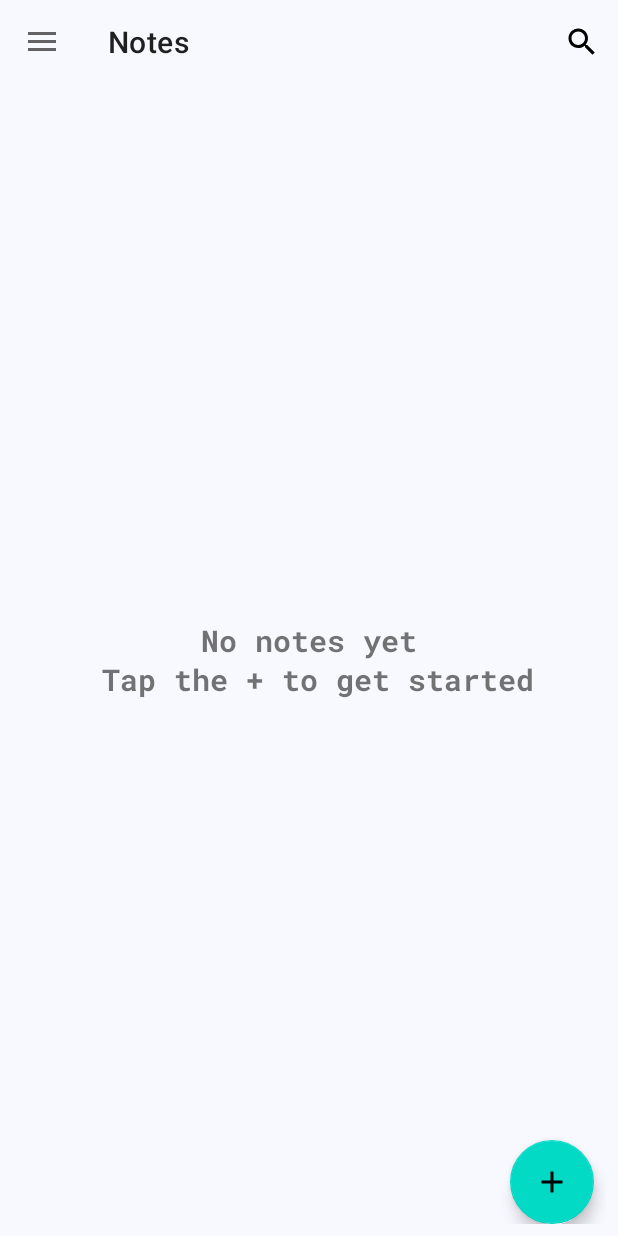
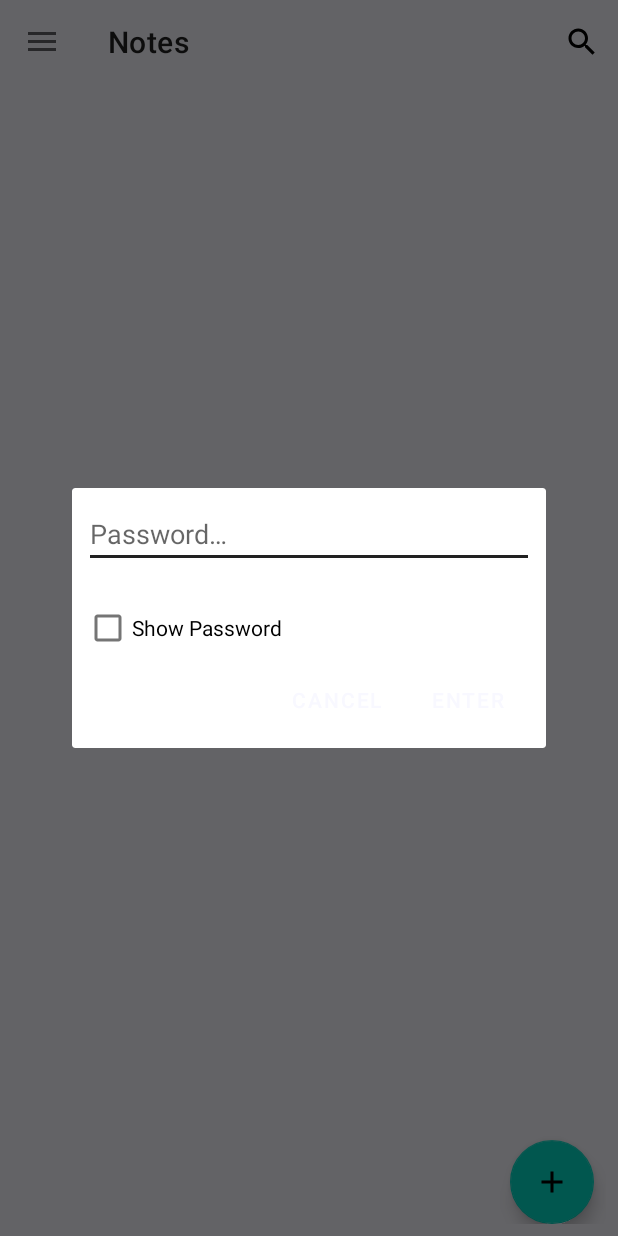
Before and after one commit to nsnikhil/Notes, an Android app: the fragment CreateFolderDialog placed in its activity, in the side drawer, after a tap on "Vault", on a phone screen of 412 x 824 dp. Run offline under Robolectric (Android 15) with nearby library versions, the phone set to English and light mode, and no system bars; our stand-ins replace EventBus, RxJava, Timber, navigation-ui; libraries missing offline, so code that uses them is left out: androidx.test.espresso, com.crashlytics.android, com.github.moduth.blockcanary, com.jakewharton.rxbinding2, com.rollbar.android and 3 more; pictures from the network do not load; Roboto replaces fonts that are not available here; 4 statements that could not run were skipped.

Commit message:
fix a lot of things

```diff
--- a/app/src/main/java/com/nrs/nsnik/notes/util/RvItemTouchHelper.kt
+++ b/app/src/main/java/com/nrs/nsnik/notes/util/RvItemTouchHelper.kt
@@ -24,11 +24,11 @@ class RvItemTouchHelper(private val mListener: ItemTouchListener) : ItemTouchHel
 
 
     override fun isLongPressDragEnabled(): Boolean {
-        return true
+        return false
     }
 
     override fun isItemViewSwipeEnabled(): Boolean {
-        return true
+        return false
     }
 
     /*
--- a/app/src/main/java/com/nrs/nsnik/notes/view/MainActivity.kt
+++ b/app/src/main/java/com/nrs/nsnik/notes/view/MainActivity.kt
@@ -24,6 +24,7 @@ import com.nrs.nsnik.notes.BuildConfig
 import com.nrs.nsnik.notes.MyApplication
 import com.nrs.nsnik.notes.R
 import com.nrs.nsnik.notes.util.idlingResource.SimpleIdlingResource
+import com.nrs.nsnik.notes.view.fragments.dialogFragments.PasswordDialogFragment
 import kotlinx.android.synthetic.main.activity_main.*
 
 
@@ -67,6 +68,7 @@ class MainActivity : AppCompatActivity() {
                 }
                 R.id.navItemVault -> {
                     mainDrawerLayout.closeDrawer(Gravity.START)
+                    PasswordDialogFragment().show(supportFragmentManager, "password")
                     return@setNavigationItemSelectedListener true
                 }
                 R.id.navItemSettings -> {
--- a/app/src/main/java/com/nrs/nsnik/notes/view/adapters/ImageAdapter.kt
+++ b/app/src/main/java/com/nrs/nsnik/notes/view/adapters/ImageAdapter.kt
@@ -55,6 +55,7 @@ class ImageAdapter(private val mFullScreen: Boolean) : ListAdapter<String, Image
     }
 
     override fun onBindViewHolder(holder: ImageAdapter.MyViewHolder, position: Int) {
+        Timber.d(getItem(position))
         glideRequestManager.load(File((context.applicationContext as MyApplication).rootFolder, getItem(position)))
                 .listener(object : RequestListener<Drawable> {
                     override fun onLoadFailed(e: GlideException?, model: Any, target: Target<Drawable>, isFirstResource: Boolean): Boolean {
@@ -104,7 +105,9 @@ class ImageAdapter(private val mFullScreen: Boolean) : ListAdapter<String, Image
             } else {
                 compositeDisposable.addAll(
                         RxView.clicks(remove).subscribe {
+                            if (adapterPosition != RecyclerView.NO_POSITION) {
 
+                            }
                         },
                         RxView.clicks(image).subscribe {
                             if (adapterPosition != RecyclerView.NO_POSITION) {
--- a/app/src/main/java/com/nrs/nsnik/notes/view/adapters/NotesAdapter.kt
+++ b/app/src/main/java/com/nrs/nsnik/notes/view/adapters/NotesAdapter.kt
@@ -281,7 +281,7 @@ class NotesAdapter(private val mContext: Context,
 
                     RxView.longClicks(itemView).subscribe({
                         if (adapterPosition != RecyclerView.NO_POSITION) {
-                            mNoteItemClickListener.onLongClick(adapterPosition, itemViewType)
+                            mNoteItemClickListener.onLongClick(adapterPosition, itemViewType, itemView)
                         }
                     }, { throwable -> Timber.d(throwable.message) })
             )
@@ -302,7 +302,7 @@ class NotesAdapter(private val mContext: Context,
                     },
                     RxView.longClicks(itemView).subscribe({
                         if (adapterPosition != RecyclerView.NO_POSITION) {
-                            mNoteItemClickListener.onLongClick(adapterPosition, itemViewType)
+                            mNoteItemClickListener.onLongClick(adapterPosition, itemViewType, itemView)
                         }
                     }, { throwable -> Timber.d(throwable.message) })
 
--- a/app/src/main/java/com/nrs/nsnik/notes/view/adapters/diffUtil/StringDiffUtil.kt
+++ b/app/src/main/java/com/nrs/nsnik/notes/view/adapters/diffUtil/StringDiffUtil.kt
@@ -5,11 +5,11 @@ import androidx.recyclerview.widget.DiffUtil
 class StringDiffUtil : DiffUtil.ItemCallback<String>() {
 
     override fun areItemsTheSame(oldItem: String, newItem: String): Boolean {
-        return false
+        return oldItem == newItem
     }
 
     override fun areContentsTheSame(oldItem: String, newItem: String): Boolean {
-        return false
+        return oldItem == newItem
     }
 
 }
--- a/app/src/main/java/com/nrs/nsnik/notes/view/fragments/dialogFragments/CreateFolderDialog.kt
+++ b/app/src/main/java/com/nrs/nsnik/notes/view/fragments/dialogFragments/CreateFolderDialog.kt
@@ -3,10 +3,13 @@ package com.nrs.nsnik.notes.view.fragments.dialogFragments
 import android.content.Context
 import android.content.res.ColorStateList
 import android.graphics.Color
+import android.graphics.drawable.Drawable
 import android.os.Bundle
 import android.view.LayoutInflater
 import android.view.View
 import android.view.ViewGroup
+import android.widget.ImageView
+import androidx.core.content.ContextCompat
 import androidx.fragment.app.DialogFragment
 import androidx.lifecycle.ViewModelProviders
 import com.jakewharton.rxbinding2.view.RxView
@@ -24,7 +27,9 @@ class CreateFolderDialog : DialogFragment() {
 
     private var compositeDisposable: CompositeDisposable = CompositeDisposable()
     private var mColor = "#212121"
-    private var mFolderViewModel: FolderViewModel? = null
+    private var isLocked = 0
+    private var isStarred = 0
+    private lateinit var mFolderViewModel: FolderViewModel
     private var mParentFolderName: String? = null
 
     override fun onCreateView(inflater: LayoutInflater, container: ViewGroup?, savedInstanceState: Bundle?): View? {
@@ -51,22 +56,37 @@ class CreateFolderDialog : DialogFragment() {
                     dialog.show(fragmentManager, "color")
                 },
                 RxView.clicks(dialogFolderCreate).subscribe { createFolder() },
-                RxView.clicks(dialogFolderCancel).subscribe { dismiss() }
+                RxView.clicks(dialogFolderCancel).subscribe { dismiss() },
+                RxView.clicks(dialogFolderLock).subscribe {
+                    isLocked = changeValue(dialogFolderLock, isLocked,
+                            ContextCompat.getDrawable(activity!!, R.drawable.ic_lock_black_48px)!!,
+                            ContextCompat.getDrawable(activity!!, R.drawable.ic_lock_open_black_48px)!!)
+                },
+                RxView.clicks(dialogFolderStar).subscribe {
+                    isStarred = changeValue(dialogFolderStar, isStarred,
+                            ContextCompat.getDrawable(activity!!, R.drawable.ic_star_black_48px)!!,
+                            ContextCompat.getDrawable(activity!!, R.drawable.ic_star_border_black_48px)!!)
+                }
         )
     }
 
+    private fun changeValue(imageView: ImageView, value: Int, drawable: Drawable, drawableAlt: Drawable): Int {
+        imageView.setImageDrawable(if (value == 0) drawable else drawableAlt)
+        return if (value == 0) 1 else 0
+    }
+
     private fun createFolder() {
-        if (dialogFolderName!!.text.toString().isNotEmpty()) {
+        if (dialogFolderName.text.toString().isNotEmpty()) {
             val folderEntity = FolderEntity()
             folderEntity.folderName = dialogFolderName.text.toString()
             folderEntity.color = mColor
-            folderEntity.locked = 0
-            folderEntity.pinned = 0
+            folderEntity.locked = isLocked
+            folderEntity.pinned = isStarred
             folderEntity.parentFolderName = mParentFolderName
-            mFolderViewModel!!.insertFolder(folderEntity)
+            mFolderViewModel.insertFolder(folderEntity)
             dismiss()
         } else {
-            dialogFolderName!!.error = activity?.resources?.getString(R.string.errorNoFolderName)
+            dialogFolderName.error = activity?.resources?.getString(R.string.errorNoFolderName)
         }
     }
 
--- /dev/null
+++ b/app/src/main/java/com/nrs/nsnik/notes/view/fragments/dialogFragments/PasswordDialogFragment.kt
@@ -0,0 +1,19 @@
+package com.nrs.nsnik.notes.view.fragments.dialogFragments
+
+
+import android.os.Bundle
+import android.view.LayoutInflater
+import android.view.View
+import android.view.ViewGroup
+import androidx.fragment.app.DialogFragment
+import com.nrs.nsnik.notes.R
+
+
+class PasswordDialogFragment : DialogFragment() {
+
+    override fun onCreateView(inflater: LayoutInflater, container: ViewGroup?, savedInstanceState: Bundle?): View? {
+        return inflater.inflate(R.layout.fragment_password_dialog, container, false)
+    }
+
+
+}
--- a/app/src/main/java/com/nrs/nsnik/notes/view/listeners/NoteItemClickListener.kt
+++ b/app/src/main/java/com/nrs/nsnik/notes/view/listeners/NoteItemClickListener.kt
@@ -1,7 +1,9 @@
 package com.nrs.nsnik.notes.view.listeners
+
+import android.view.View
 
 interface NoteItemClickListener {
     fun onClick(position: Int, itemViewType: Int)
 
-    fun onLongClick(position: Int, itemViewType: Int)
+    fun onLongClick(position: Int, itemViewType: Int, view: View)
 }
--- /dev/null
+++ b/app/src/main/res/layout/fragment_password_dialog.xml
@@ -0,0 +1,48 @@
+<androidx.constraintlayout.widget.ConstraintLayout xmlns:android="http://schemas.android.com/apk/res/android"
+    xmlns:app="http://schemas.android.com/apk/res-auto"
+    xmlns:tools="http://schemas.android.com/tools"
+    android:layout_width="match_parent"
+    android:layout_height="wrap_content"
+    android:padding="@dimen/eight"
+    tools:context="com.nrs.nsnik.notes.view.fragments.dialogFragments.PasswordDialogFragment">
+
+    <com.google.android.material.textfield.TextInputEditText
+        android:id="@+id/passwordDialogText"
+        style="@style/matchParent"
+        android:layout_margin="@dimen/eight"
+        android:hint="@string/dialogPasswordFieldHint"
+        android:inputType="numberPassword"
+        android:maxLength="6"
+        android:maxLines="1"
+        android:minWidth="300dp" />
+
+    <CheckBox
+        android:id="@+id/passwordDialogShowPassword"
+        style="@style/wrapContent"
+        android:layout_marginTop="@dimen/sixteen"
+        android:text="@string/dialogPasswordShowPassword"
+        app:layout_constraintTop_toBottomOf="@id/passwordDialogText" />
+
+
+    <Button
+        android:id="@+id/passwordDialogCreate"
+        style="?attr/borderlessButtonStyle"
+        android:layout_width="wrap_content"
+        android:layout_height="wrap_content"
+        android:background="@android:color/transparent"
+        android:text="@string/enter"
+        app:layout_constraintEnd_toEndOf="parent"
+        app:layout_constraintTop_toBottomOf="@id/passwordDialogShowPassword" />
+
+    <Button
+        android:id="@+id/passwordDialogCancel"
+        style="?attr/borderlessButtonStyle"
+        android:layout_width="wrap_content"
+        android:layout_height="wrap_content"
+        android:background="@android:color/transparent"
+        android:text="@string/cancel"
+        app:layout_constraintEnd_toStartOf="@id/passwordDialogCreate"
+        app:layout_constraintTop_toBottomOf="@id/passwordDialogShowPassword" />
+
+
+</androidx.constraintlayout.widget.ConstraintLayout>
--- a/app/src/main/res/values-v27/styles.xml
+++ b/app/src/main/res/values-v27/styles.xml
@@ -10,7 +10,7 @@
         <item name="android:windowContentTransitions">true</item>
         <item name="android:windowLightStatusBar">true</item>
         <item name="android:windowLightNavigationBar">true</item>
-        <item name="android:navigationBarColor">@color/materialWhite</item>
+        <item name="android:navigationBarColor">@color/colorBackground</item>
         <item name="preferenceTheme">@style/PreferenceThemeOverlay.v14.Material</item>
     </style>
 </resources>
--- a/app/src/main/res/values/strings.xml
+++ b/app/src/main/res/values/strings.xml
@@ -24,6 +24,7 @@
     <string name="no">No</string>
     <string name="cancel">Cancel</string>
     <string name="create">Create</string>
+    <string name="enter">Enter</string>
     <!-- -->
 
     <!-- headers-->
@@ -206,9 +207,17 @@
 
     <!-- PREFERENCE -->
     <string name="preferenceCategoryGeneral">General</string>
+    <string name="preferenceCategorySecurity">Security</string>
 
 
     <string name="preferenceDarkMode">Dark Mode</string>
+    <string name="preferenceChangeCode">Change Code</string>
+
+    <string name="preferenceDarkModeKey">darkModeKey</string>
+    <string name="preferenceChangeCodeKey">changeCodeKey</string>
     <!-- -->
 
+    <string name="dialogPasswordFieldHint">Password…</string>
+    <string name="dialogPasswordShowPassword">Show Password</string>
+
 </resources>
--- a/build.gradle
+++ b/build.gradle
@@ -16,7 +16,7 @@ buildscript {
         google()
     }
     dependencies {
-        classpath 'com.android.tools.build:gradle:3.2.0-beta02'
+        classpath 'com.android.tools.build:gradle:3.3.0-alpha01'
         classpath 'com.google.gms:google-services:4.0.1'
         classpath 'io.fabric.tools:gradle:1.25.4'
         classpath "org.jetbrains.kotlin:kotlin-gradle-plugin:$kotlin_version"
```
Also changed, not shown: app/src/main/java/com/nrs/nsnik/notes/view/adapters/CheckListAdapter.kt (+9 -7 lines), app/src/main/java/com/nrs/nsnik/notes/view/fragments/ListFragment.kt (+27 -1 lines), app/src/main/java/com/nrs/nsnik/notes/view/fragments/NewNoteFragment.kt (+4 -5 lines), app/src/main/res/layout/new_folder_dialog.xml (+31 -1 lines), app/src/main/res/xml/main_prefs.xml (+13 -0 lines).
